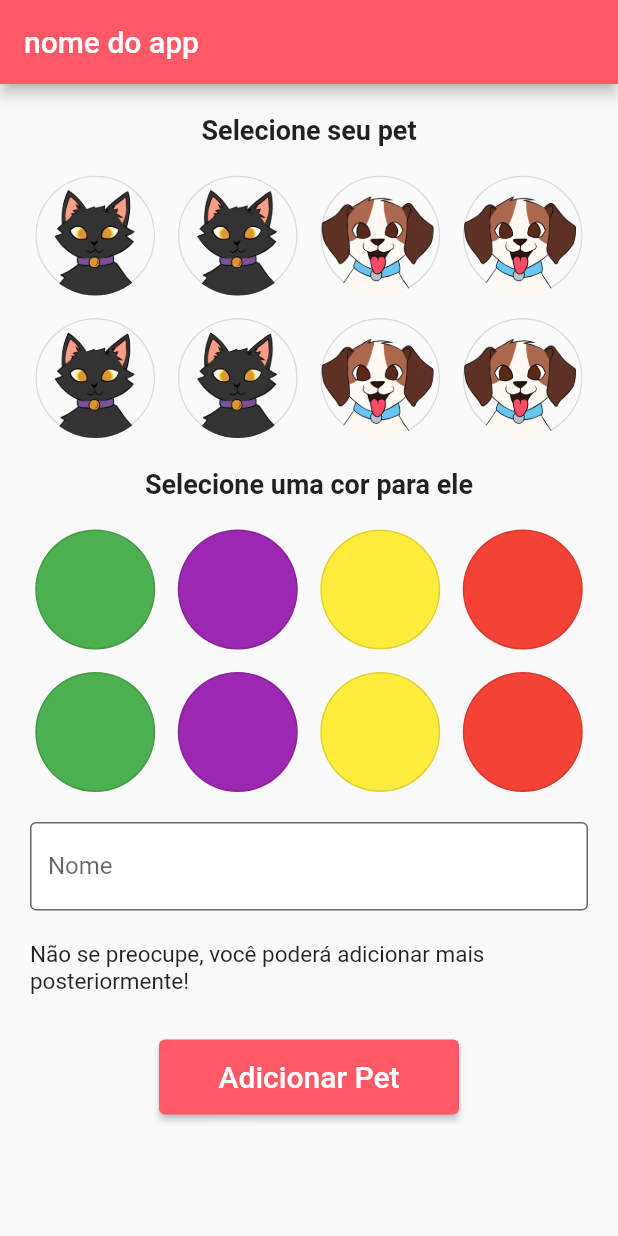
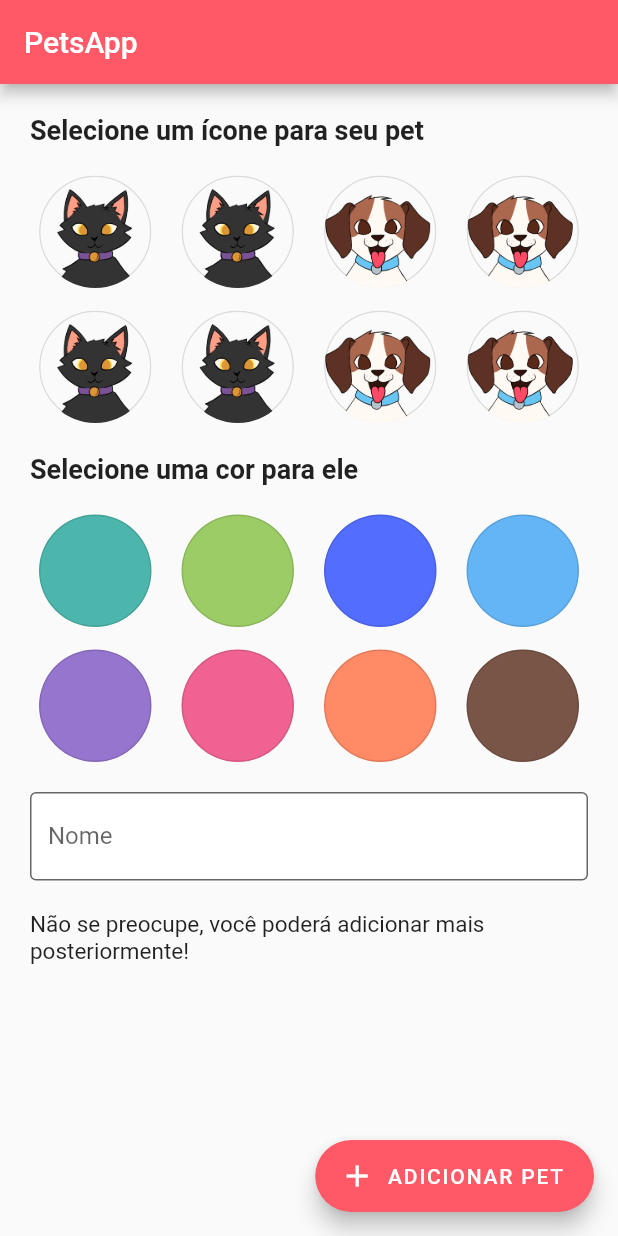
Before and after one commit to VitorEstevam/app-pets, a Flutter app: the screen it shows after launch, on a phone screen of 412 x 824 dp. Run offline on Flutter 3.47's test engine with Material 2 defaults, Android fonts, the phone set to English and light mode, and no system bars; our stand-ins replace flutter_mobx, google_fonts, intro_slider, mobx, table_calendar; missing offline and left inert: dart:ffi, onboarding; generated files the repository leaves out were written again.

Commit message:
finish form refactor

```diff
--- a/lib/pages/page_pet/create_pet_intro.dart
+++ b/lib/pages/page_pet/create_pet_intro.dart
@@ -3,6 +3,7 @@ import 'package:app_pets/pages/page_pet/widgets/choose_circle_color.dart';
 import 'package:app_pets/pages/page_pet/widgets/color_selector.dart';
 import 'package:app_pets/pages/tab_bar_handler.dart';
 import 'package:app_pets/stores/example/store_global.dart';
+import 'package:app_pets/widgets/general_form_validator.dart';
 import 'package:flutter/cupertino.dart';
 import 'package:flutter/material.dart';
 import 'package:provider/provider.dart';
@@ -20,12 +21,12 @@ class CreatePetIntro extends StatelessWidget {
     image = stringUrl;
   }
 
-  void chooseColor(Color color) {
-    color = color;
+  void chooseColor(Color _color) {
+    color = _color;
   }
 
-  void chooseName(String name) {
-    name = name;
+  void chooseName(String _name) {
+    name = _name;
   }
 
   void createAnimal(BuildContext context) {
@@ -39,7 +40,7 @@ class CreatePetIntro extends StatelessWidget {
 
   void submitForm(BuildContext context) {
     if (_formKey.currentState!.validate()) {
-      print("válido");
+
       createAnimal(context);
     }
   }
@@ -48,7 +49,7 @@ class CreatePetIntro extends StatelessWidget {
   Widget build(BuildContext context) {
     return Scaffold(
       appBar: AppBar(
-        title: const Text("nome do app"),
+        title: const Text("PetsApp"),
       ),
       body: SingleChildScrollView(
         child: Form(
@@ -56,12 +57,28 @@ class CreatePetIntro extends StatelessWidget {
           child: Padding(
             padding: const EdgeInsets.symmetric(horizontal: 20.0),
             child: Column(
-              crossAxisAlignment: CrossAxisAlignment.start,
+              crossAxisAlignment: CrossAxisAlignment.center,
               children: [
                 Container(height: 20),
-                IconSelector(onSelect: chooseIcon),
+                GeneralFormField(
+                  validator: (_) {
+                    if (image == null) {
+                      return 'Por favor, selecione um ícone';
+                    }
+                    return null;
+                  },
+                  widget: IconSelector(onSelect: chooseIcon),
+                ),
                 Container(height: 20),
-                ColorSelector(onSelect: chooseColor),
+                GeneralFormField(
+                  validator: (_) {
+                    if (color == null) {
+                      return 'Por favor, selecione uma cor';
+                    }
+                    return null;
+                  },
+                  widget: ColorSelector(onSelect: chooseColor),
+                ),
                 Container(height: 20),
                 TextInput(
                   onChanged: chooseName,
@@ -79,26 +96,15 @@ class CreatePetIntro extends StatelessWidget {
                     fontSize: 15,
                   ),
                 ),
-                Container(height: 20),
-                Container(
-                  alignment: Alignment.bottomCenter,
-                  padding: EdgeInsets.symmetric(vertical: 10),
-                  child: SizedBox(
-                    width: 200,
-                    height: 50,
-                    child: ElevatedButton(
-                      onPressed: () => submitForm(context),
-                      child: const Text("Adicionar Pet",
-                          style: TextStyle(
-                            fontSize: 20,
-                          )),
-                    ),
-                  ),
-                )
               ],
             ),
           ),
         ),
+      ),
+      floatingActionButton: FloatingActionButton.extended(
+        onPressed: () => submitForm(context),
+        label: const Text('ADICIONAR PET'),
+        icon: const Icon(Icons.add),
       ),
     );
   }
@@ -106,10 +112,13 @@ class CreatePetIntro extends StatelessWidget {
 
 class TextInput extends StatelessWidget {
   final void Function(String) onChanged;
-  final String? Function(dynamic a) validator;
+  final String? Function(String?)? validator;
 
-  const TextInput({Key? key, required this.onChanged, required this.validator})
-      : super(key: key);
+  const TextInput({
+    Key? key,
+    required this.onChanged,
+    required this.validator,
+  }) : super(key: key);
 
   @override
   Widget build(BuildContext context) {
--- a/lib/pages/page_pet/widgets/color_selector.dart
+++ b/lib/pages/page_pet/widgets/color_selector.dart
@@ -11,15 +11,15 @@ class ColorSelector extends StatefulWidget {
 }
 
 class _ColorSelectorState extends State<ColorSelector> {
-  List<Color> colors = [
-    Colors.green,
-    Colors.purple,
-    Colors.yellow,
-    Colors.red,
-    Colors.green,
-    Colors.purple,
-    Colors.yellow,
-    Colors.red,
+  List<Color> colors = const [
+    Color(0xff4DB6AC),
+    Color(0xff9CCC65),
+    Color(0xff536DFE),
+    Color(0xff64B5F6),
+    Color(0xff9575CD),
+    Color(0xffF06292),
+    Color(0xffFF8A65),
+    Color(0xff795548),
   ];
   int? selected;
   int itemsPerRow = 4;
@@ -40,14 +40,19 @@ class _ColorSelectorState extends State<ColorSelector> {
   @override
   Widget build(BuildContext context) {
     return Column(
+      crossAxisAlignment: CrossAxisAlignment.center,
       children: [
-        const Text(
-          "Selecione uma cor para ele",
-          style: TextStyle(fontSize: 18, fontWeight: FontWeight.bold),
+        const Align(
+          alignment: Alignment.centerLeft,
+          child: Text(
+            "Selecione uma cor para ele",
+            style: TextStyle(fontSize: 18, fontWeight: FontWeight.bold),
+          ),
         ),
         Container(height: 20),
         Wrap(
-          spacing: 15,
+          alignment: WrapAlignment.center,
+          spacing: 20,
           runSpacing: 15,
           children: [
             for (var j = 0; j < colors.length; j++) colorWidget(j, colors[j]),
@@ -68,8 +73,8 @@ class ChooseCircleColor extends StatelessWidget {
   @override
   Widget build(BuildContext context) {
     return SizedBox(
-      width: 80,
-      height: 80,
+      width: 75,
+      height: 75,
       child: OutlinedButton(
         clipBehavior: Clip.antiAlias,
         style: ButtonStyle(
@@ -82,8 +87,7 @@ class ChooseCircleColor extends StatelessWidget {
         onPressed: () {
           action(color);
         },
-        child: Container(
-        ),
+        child: Container(),
       ),
     );
   }
--- a/lib/pages/page_pet/widgets/icon_selector.dart
+++ b/lib/pages/page_pet/widgets/icon_selector.dart
@@ -38,14 +38,19 @@ class _IconSelectorState extends State<IconSelector> {
   @override
   Widget build(BuildContext context) {
     return Column(
+      crossAxisAlignment: CrossAxisAlignment.center,
       children: [
-        const Text(
-          "Selecione seu pet",
-          style: TextStyle(fontSize: 18, fontWeight: FontWeight.bold),
+        const Align(
+          alignment: Alignment.centerLeft,
+          child: Text(
+            "Selecione um ícone para seu pet",
+            style: TextStyle(fontSize: 18, fontWeight: FontWeight.bold),
+          ),
         ),
         Container(height: 20),
         Wrap(
-          spacing: 15,
+          alignment: WrapAlignment.center,
+          spacing: 20,
           runSpacing: 15,
           children: [
             for (var i = 0; i < icons.length; i++) iconWidget(i, icons[i]),
@@ -69,8 +74,8 @@ class ChooseCircleIcon extends StatelessWidget {
   @override
   Widget build(BuildContext context) {
     return SizedBox(
-      width: 80,
-      height: 80,
+      width: 75,
+      height: 75,
       child: OutlinedButton(
           clipBehavior: Clip.antiAlias,
           style: ButtonStyle(
@@ -82,8 +87,8 @@ class ChooseCircleIcon extends StatelessWidget {
                   : null),
           child: Image.asset(
             imgUrl,
-            width: 80,
-            height: 80,
+            width: 75,
+            height: 75,
             fit: BoxFit.cover,
           ),
           onPressed: () {
--- /dev/null
+++ b/lib/widgets/general_form_validator.dart
@@ -0,0 +1,34 @@
+import 'package:flutter/material.dart';
+
+class GeneralFormField extends FormField<dynamic> {
+
+  GeneralFormField({Key? key,
+    required FormFieldValidator<dynamic> validator,
+    required Widget widget
+
+  }) : super(key: key,
+    validator: validator,
+    builder: (FormFieldState<dynamic> state) {
+      return Column(
+        children: [
+          widget,
+          state.hasError?
+        Padding(
+          padding: const EdgeInsets.all(8.0),
+          child: Align(
+            alignment: Alignment.centerLeft,
+            child: Text(
+              state.errorText ?? "",
+              style: const TextStyle(
+                color: Colors.red,
+                fontSize: 12
+              ),
+            ),
+          ),
+        ) :
+        Container()
+        ],
+      );
+    }
+  );
+}
```
